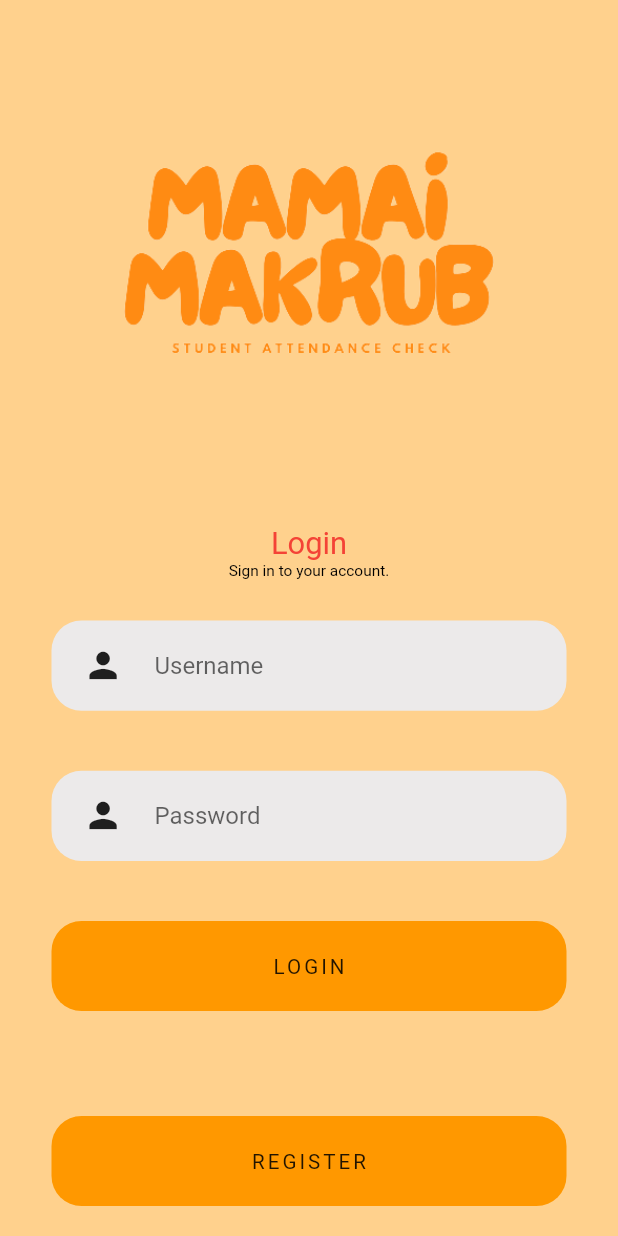
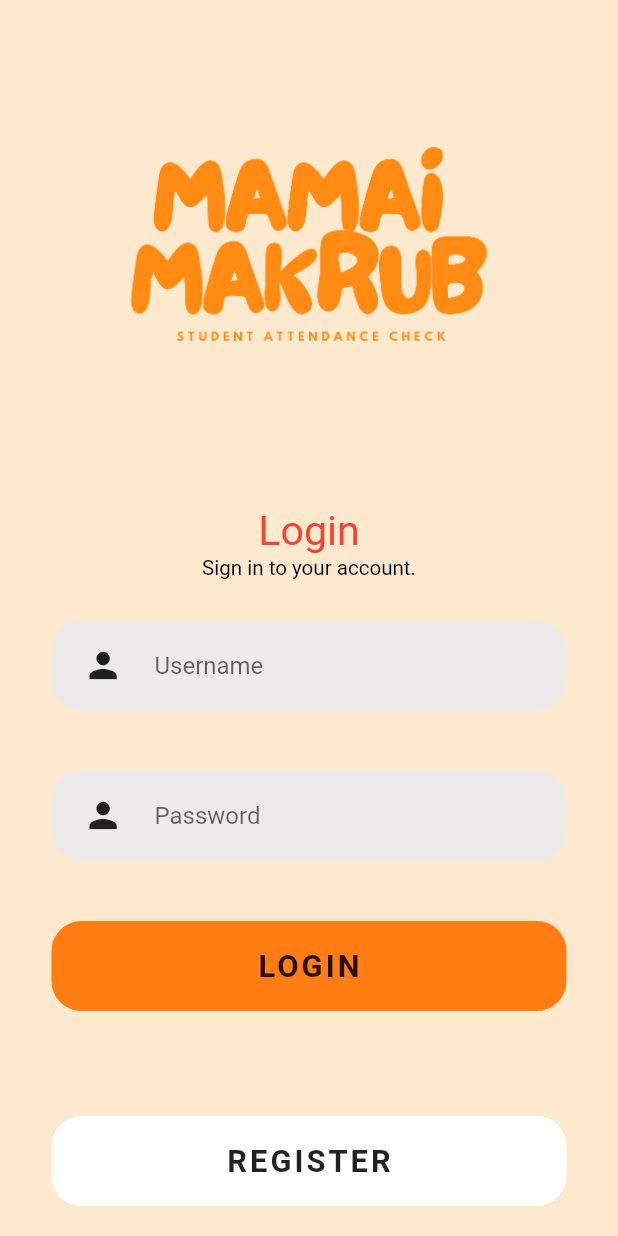
Before and after one commit to phoomaw10/mamaimakhrap, a Flutter app: the screen it shows after launch, on a phone screen of 412 x 824 dp. Run offline on Flutter 3.47's test engine with Material 2 defaults, Android fonts, the phone set to English and light mode, and no system bars; our stand-ins replace firebase_auth, firebase_core, flutter_keyboard_visibility; accounts and stored records are empty.

Commit message:
Login_V3

```diff
--- a/lib/loginscreen.dart
+++ b/lib/loginscreen.dart
@@ -13,7 +13,7 @@
   TextEditingController passController = TextEditingController();
   double screenHeight = 0;
   double screenWidth = 0;
-  Color primary = Color.fromARGB(235, 255, 205, 131);
+  Color primary = Color.fromARGB(255, 253, 234, 206);
 
   @override
   Widget build(BuildContext context) {
@@ -31,7 +31,7 @@
             child: Text(
               "Login",
               style: TextStyle(
-                fontSize: screenWidth / 20,
+                fontSize: screenWidth / 15,
                 color: Colors.red,
               ),
             ),
@@ -43,7 +43,7 @@
             child: Text(
               "Sign in to your account.",
               style: TextStyle(
-                fontSize: screenWidth / 40,
+                fontSize: screenWidth / 30,
                 color: Colors.black,
               ),
             ),
@@ -62,13 +62,14 @@
                   height: 60,
                   width: screenWidth,
                   decoration: const BoxDecoration(
-                      color: Colors.orange,
+                      color: Color.fromARGB(255, 255, 125, 19),
                       borderRadius: BorderRadius.all(Radius.circular(20))),
                   child: Center(
                     child: Text(
                       "LOGIN",
                       style: TextStyle(
-                        fontSize: screenWidth / 30,
+                        fontSize: screenWidth / 20,
+                        fontWeight: FontWeight.bold,
                         letterSpacing: 2,
                       ),
                     ),
@@ -79,13 +80,14 @@
                   width: screenWidth,
                   margin: const EdgeInsets.only(top: 70, bottom: 20),
                   decoration: const BoxDecoration(
-                      color: Colors.orange,
+                      color: Color.fromARGB(255, 255, 255, 255),
                       borderRadius: BorderRadius.all(Radius.circular(20))),
                   child: Center(
                     child: Text(
                       "REGISTER",
                       style: TextStyle(
-                        fontSize: screenWidth / 30,
+                        fontSize: screenWidth / 20,
+                        fontWeight: FontWeight.bold,
                         letterSpacing: 2,
                       ),
                     ),
```
Also changed, not shown: pubspec.lock.
